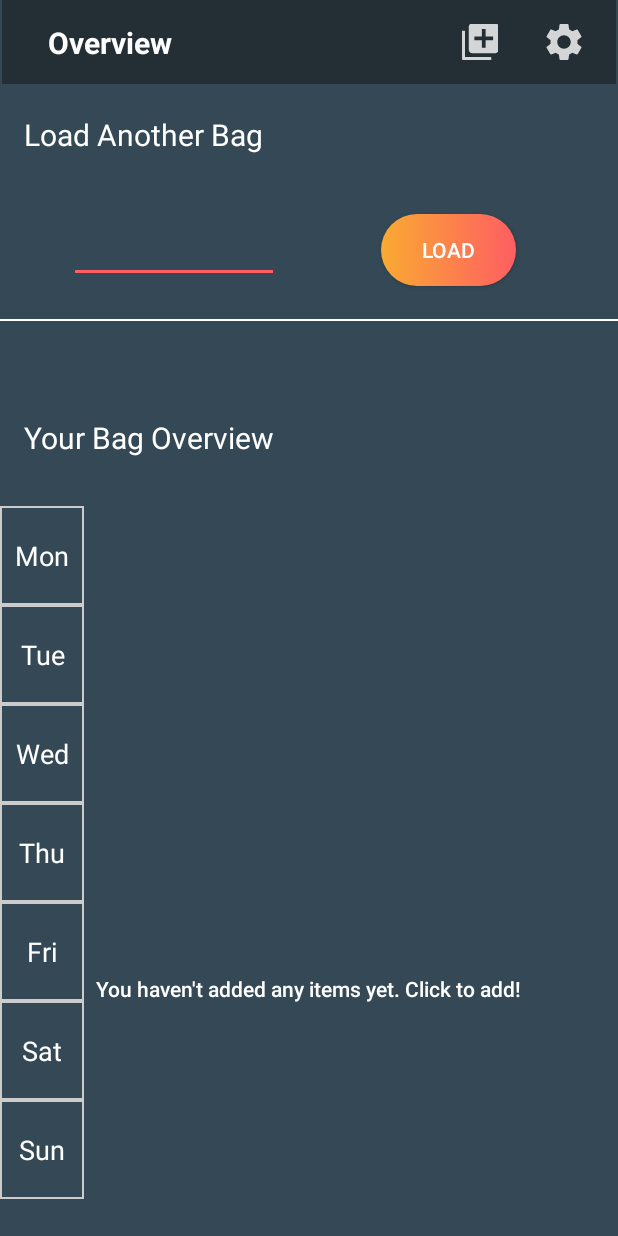
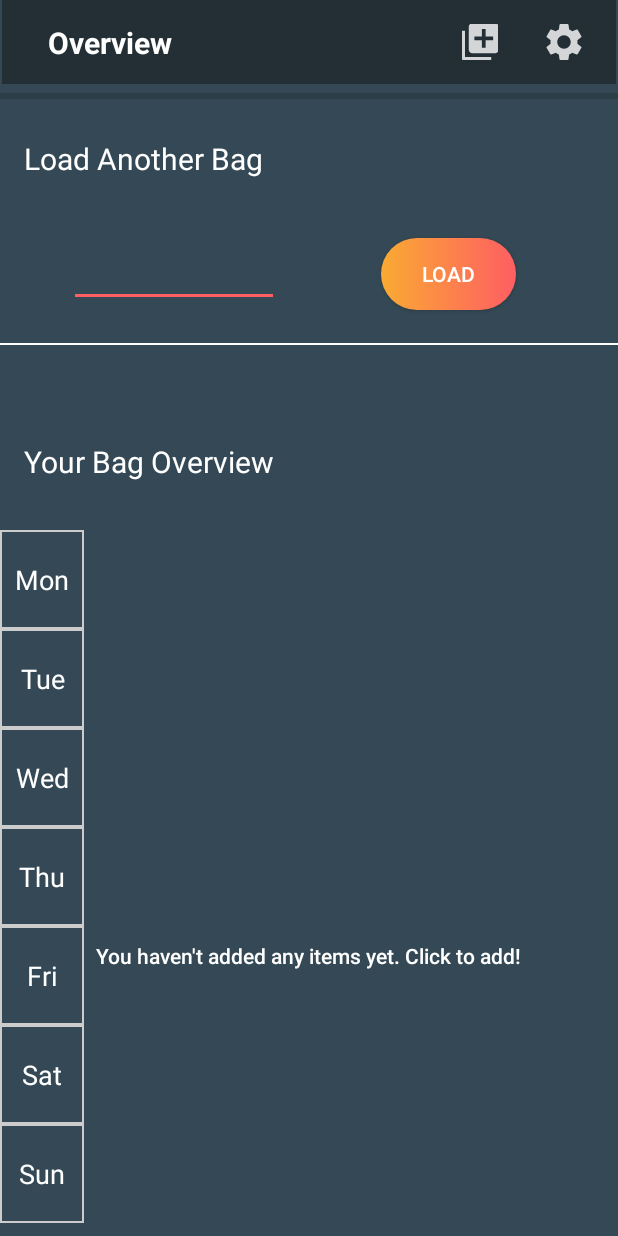
Before and after one commit to atOliverParkerMorgan/SmartBag, an Android app: the layout fragment_overview.xml on its own in the app's theme, with its tools: preview values and no code run, on a phone screen of 412 x 824 dp. Run offline under Robolectric (Android 15) with nearby library versions, the light colour scheme and no system bars.

Commit message:
sharing of bag finished

```diff
--- a/app/src/main/java/com/example/ontime/Activities/AddSubject.java
+++ b/app/src/main/java/com/example/ontime/Activities/AddSubject.java
@@ -2,9 +2,7 @@ package com.example.ontime.Activities;
 
 import android.content.Intent;
 import android.content.SharedPreferences;
-import android.content.res.ColorStateList;
 import android.os.Bundle;
-import android.text.Layout;
 import android.view.MenuItem;
 import android.view.View;
 import android.view.ViewManager;
@@ -15,11 +13,9 @@ import android.widget.Toast;
 
 import androidx.annotation.NonNull;
 import androidx.appcompat.app.AppCompatActivity;
-import androidx.core.content.ContextCompat;
 import androidx.fragment.app.Fragment;
 
 import com.example.ontime.DataBaseHelpers.FeedReaderDbHelperItems;
-import com.example.ontime.DataBaseHelpers.FeedReaderDbHelperSubjects;
 import com.example.ontime.R;
 import com.example.ontime.ui.Add.AddFragment;
 import com.example.ontime.ui.Bag.BagFragment;
@@ -27,7 +23,6 @@ import com.example.ontime.ui.Overview.OverviewFragment;
 import com.example.ontime.ui.Remove.RemoveFragment;
 import com.google.android.material.bottomnavigation.BottomNavigationView;
 
-import java.io.Serializable;
 import java.util.Objects;
 
 
--- a/app/src/main/java/com/example/ontime/Activities/EditSubject.java
+++ b/app/src/main/java/com/example/ontime/Activities/EditSubject.java
@@ -31,9 +31,6 @@ import java.util.List;
 import java.util.Objects;
 
 public class EditSubject extends AppCompatActivity {
-
-    public static boolean firstViewOfActivity = true;
-
 
     @Override
     protected void onCreate(Bundle savedInstanceState) {
--- a/app/src/main/res/layout/fragment_overview.xml
+++ b/app/src/main/res/layout/fragment_overview.xml
@@ -6,6 +6,17 @@
     android:layout_height="match_parent"
     android:background="?attr/bgColor"
     android:orientation="vertical">
+
+    <ProgressBar
+        android:id="@+id/progress_bar"
+        style="@style/Widget.AppCompat.ProgressBar.Horizontal"
+        android:layout_width="match_parent"
+        android:layout_height="wrap_content"
+        android:layout_alignParentStart="true"
+        app:layout_constraintEnd_toEndOf="parent"
+        app:layout_constraintHorizontal_bias="1.0"
+        app:layout_constraintStart_toStartOf="parent"
+        app:layout_constraintTop_toBottomOf="@+id/toolbar" />
 
     <androidx.appcompat.widget.Toolbar
         android:id="@+id/toolbar"
@@ -66,7 +77,7 @@
         app:layout_constraintEnd_toEndOf="parent"
         app:layout_constraintHorizontal_bias="0.0"
         app:layout_constraintStart_toStartOf="parent"
-        app:layout_constraintTop_toBottomOf="@+id/toolbar"
+        app:layout_constraintTop_toBottomOf="@+id/progress_bar"
         app:layout_constraintVertical_bias="0.0">
 
         <androidx.constraintlayout.widget.ConstraintLayout
@@ -94,7 +105,7 @@
                 android:id="@+id/shareBagButton"
                 android:layout_width="300dp"
                 android:layout_height="wrap_content"
-                android:layout_marginTop="32dp"
+                android:layout_marginTop="40dp"
                 android:layout_marginBottom="32dp"
                 android:background="@drawable/button_borders_bigbutton"
                 android:text="@string/uploadBagYourBag"
@@ -298,17 +309,6 @@
                 app:layout_constraintTop_toBottomOf="@+id/myBagInstructions"
                 app:layout_constraintVertical_bias="0.454" />
 
-            <ProgressBar
-                android:id="@+id/progress_bar"
-                style="@style/Widget.AppCompat.ProgressBar.Horizontal"
-                android:layout_width="match_parent"
-                android:layout_height="wrap_content"
-                android:layout_alignParentStart="true"
-                android:layout_marginTop="76dp"
-                app:layout_constraintEnd_toEndOf="parent"
-                app:layout_constraintStart_toStartOf="parent"
-                app:layout_constraintTop_toBottomOf="@+id/Table" />
-
             <TextView
                 android:id="@+id/codeText"
                 android:layout_width="wrap_content"
@@ -318,7 +318,7 @@
                 app:layout_constraintEnd_toEndOf="parent"
                 app:layout_constraintHorizontal_bias="0.1"
                 app:layout_constraintStart_toStartOf="@+id/guideline"
-                app:layout_constraintTop_toBottomOf="@+id/progress_bar" />
+                app:layout_constraintTop_toBottomOf="@+id/Table" />
 
             <TextView
                 android:id="@+id/codeTextInstructions"
@@ -328,7 +328,7 @@
                 android:textSize="24sp"
                 app:layout_constraintEnd_toStartOf="@+id/guideline"
                 app:layout_constraintStart_toStartOf="parent"
-                app:layout_constraintTop_toBottomOf="@+id/progress_bar" />
+                app:layout_constraintTop_toBottomOf="@+id/Table" />
 
             <androidx.constraintlayout.widget.Guideline
                 android:id="@+id/guideline"
@@ -338,7 +338,6 @@
                 app:layout_constraintGuide_end="132dp" />
 
 
-
         </androidx.constraintlayout.widget.ConstraintLayout>
     </androidx.core.widget.NestedScrollView>
 
```
Also changed, not shown: app/build.gradle (+1 -12 lines), app/src/main/java/com/example/ontime/ui/Overview/OverviewFragment.java (+170 -76 lines).
